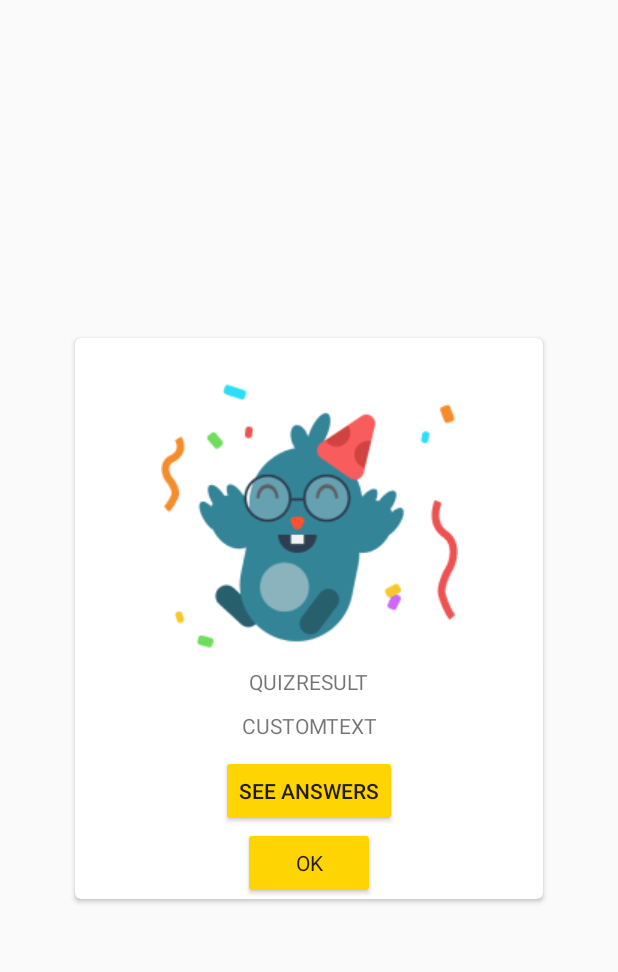
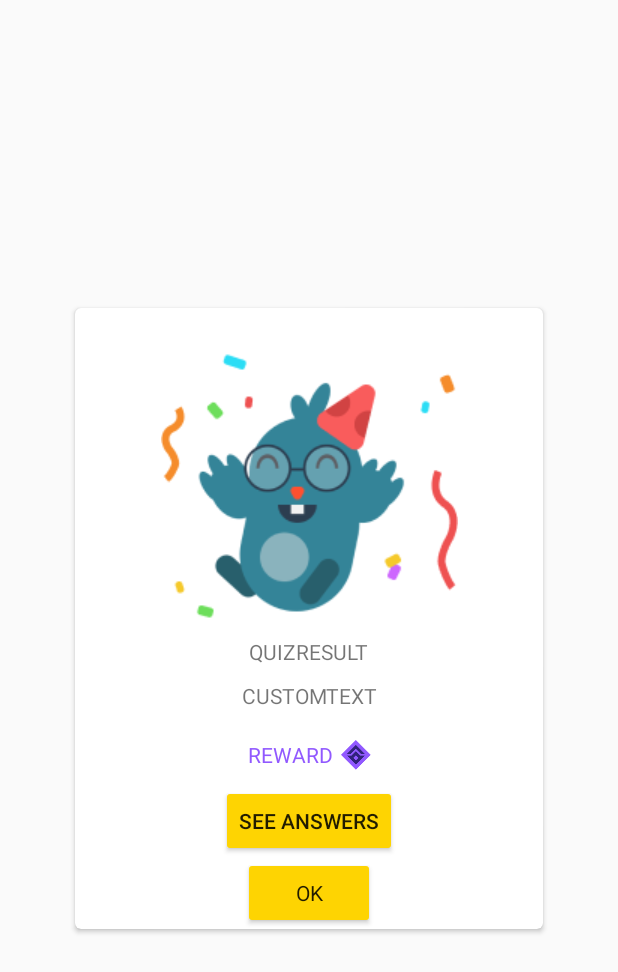
Before and after one commit to codybloemhard/uu-uce, an Android app: the layout quiz_complete_popup.xml on its own in the app's theme, with its tools: preview values and no code run, on a phone screen of 412 x 824 dp. Shown: the top 972 px of the screen. Run offline under Robolectric (Android 15) with nearby library versions, the phone set to English and light mode, and no system bars; Roboto replaces fonts that are not available here.

Commit message:
Saving user points and UI changes

```diff
--- a/app/app/src/main/java/com/uu_uce/allpins/PinListAdapter.kt
+++ b/app/app/src/main/java/com/uu_uce/allpins/PinListAdapter.kt
@@ -11,9 +11,9 @@ import androidx.lifecycle.ViewModelProvider
 import androidx.lifecycle.ViewModelStoreOwner
 import androidx.recyclerview.widget.RecyclerView
 import com.uu_uce.R
-import com.uu_uce.pinDatabase.PinConversion
-import com.uu_uce.pinDatabase.PinData
-import com.uu_uce.pinDatabase.PinViewModel
+import com.uu_uce.databases.PinConversion
+import com.uu_uce.databases.PinData
+import com.uu_uce.databases.PinViewModel
 
 class PinListAdapter internal constructor(
     private val activity: Activity
--- a/app/app/src/main/java/com/uu_uce/pinDatabase/PinConversion.kt
+++ b/app/app/src/main/java/com/uu_uce/databases/PinConversion.kt
@@ -1,4 +1,4 @@
-package com.uu_uce.pinDatabase
+package com.uu_uce.databases
 
 import android.content.Context
 import android.graphics.drawable.Drawable
--- a/app/app/src/main/java/com/uu_uce/pinDatabase/PinDao.kt
+++ b/app/app/src/main/java/com/uu_uce/databases/PinDao.kt
@@ -1,4 +1,4 @@
-package com.uu_uce.pinDatabase
+package com.uu_uce.databases
 
 import androidx.lifecycle.LiveData
 import androidx.room.Dao
--- a/app/app/src/main/java/com/uu_uce/pinDatabase/PinData.kt
+++ b/app/app/src/main/java/com/uu_uce/databases/PinData.kt
@@ -1,4 +1,4 @@
-package com.uu_uce.pinDatabase
+package com.uu_uce.databases
 
 import androidx.room.Entity
 import androidx.room.PrimaryKey
--- a/app/app/src/main/java/com/uu_uce/pinDatabase/PinRepository.kt
+++ b/app/app/src/main/java/com/uu_uce/databases/PinRepository.kt
@@ -1,4 +1,4 @@
-package com.uu_uce.pinDatabase
+package com.uu_uce.databases
 
 import androidx.lifecycle.LiveData
 
--- a/app/app/src/main/java/com/uu_uce/pinDatabase/PinViewModel.kt
+++ b/app/app/src/main/java/com/uu_uce/databases/PinViewModel.kt
@@ -1,4 +1,4 @@
-package com.uu_uce.pinDatabase
+package com.uu_uce.databases
 
 import android.app.Application
 import androidx.lifecycle.AndroidViewModel
--- a/app/app/src/main/java/com/uu_uce/pinDatabase/UceRoomDatabase.kt
+++ b/app/app/src/main/java/com/uu_uce/databases/UceRoomDatabase.kt
@@ -1,4 +1,4 @@
-package com.uu_uce.pinDatabase
+package com.uu_uce.databases
 
 import android.content.Context
 import androidx.room.Database
@@ -23,7 +23,7 @@ abstract class UceRoomDatabase : RoomDatabase() {
             super.onOpen(db)
             INSTANCE?.let { database ->
                 scope.launch(Dispatchers.IO) {
-                    populatePinTable(database.pinDao())
+                    populatePinTable(database.pinDao()) // TODO: remove when database is fully implemented
                     //populateFieldbook(database.fieldbookDao())
                 }
             }
--- a/app/app/src/main/java/com/uu_uce/fieldbook/FieldbookAdapter.kt
+++ b/app/app/src/main/java/com/uu_uce/fieldbook/FieldbookAdapter.kt
@@ -99,7 +99,7 @@ class FieldbookAdapter(val activity: Activity, private val viewModel: FieldbookV
 
                     // Fill layout of popup
                     for(i in 0 until content.contentBlocks.count()) {
-                        content.contentBlocks[i].generateContent(i, layout, activity, null)
+                        content.contentBlocks[i].generateContent(i, layout, activity, customView, null)
                     }
 
                     // Open popup
--- a/app/app/src/main/java/com/uu_uce/fieldbook/FieldbookViewModel.kt
+++ b/app/app/src/main/java/com/uu_uce/fieldbook/FieldbookViewModel.kt
@@ -4,7 +4,7 @@ import android.app.Application
 import androidx.lifecycle.AndroidViewModel
 import androidx.lifecycle.LiveData
 import androidx.lifecycle.viewModelScope
-import com.uu_uce.pinDatabase.UceRoomDatabase
+import com.uu_uce.databases.UceRoomDatabase
 import kotlinx.coroutines.launch
 
 class FieldbookViewModel(application: Application): AndroidViewModel(application) {
--- a/app/app/src/main/java/com/uu_uce/views/CustomMap.kt
+++ b/app/app/src/main/java/com/uu_uce/views/CustomMap.kt
@@ -18,9 +18,9 @@ import androidx.lifecycle.LiveData
 import androidx.lifecycle.Observer
 import com.uu_uce.AllPins
 import com.uu_uce.R
-import com.uu_uce.pinDatabase.PinConversion
-import com.uu_uce.pinDatabase.PinData
-import com.uu_uce.pinDatabase.PinViewModel
+import com.uu_uce.databases.PinConversion
+import com.uu_uce.databases.PinData
+import com.uu_uce.databases.PinViewModel
 import com.uu_uce.FieldBook
 import com.uu_uce.mapOverlay.coordToScreen
 import com.uu_uce.mapOverlay.drawDeviceLocation
--- a/app/app/src/main/res/layout/quiz_complete_popup.xml
+++ b/app/app/src/main/res/layout/quiz_complete_popup.xml
@@ -57,6 +57,34 @@
                 app:layout_constraintStart_toStartOf="parent"
                 app:layout_constraintTop_toBottomOf="@+id/quiz_result_text" />
 
+            <LinearLayout
+                android:id="@+id/linearLayout"
+                android:layout_width="wrap_content"
+                android:layout_height="20dp"
+                android:layout_marginTop="20dp"
+                app:layout_constraintEnd_toEndOf="parent"
+                app:layout_constraintStart_toStartOf="parent"
+                app:layout_constraintTop_toBottomOf="@+id/complete_text">
+
+                <TextView
+                    android:id="@+id/reward_text"
+                    android:layout_width="0dp"
+                    android:layout_height="match_parent"
+                    android:layout_weight="1"
+                    android:gravity="center"
+                    android:text="@string/reward_text_placeholder"
+                    android:textColor="#9159FF" />
+
+                <ImageView
+                    android:id="@+id/imageView2"
+                    android:layout_width="20dp"
+                    android:layout_height="20dp"
+                    android:layout_marginStart="5dp"
+                    android:contentDescription="@string/points_logo_description"
+                    app:srcCompat="@drawable/points_icon" />
+
+            </LinearLayout>
+
             <Button
                 android:id="@+id/reopen_button"
                 android:layout_width="wrap_content"
@@ -66,7 +94,7 @@
                 android:text="@string/reopen_button_success"
                 app:layout_constraintEnd_toEndOf="parent"
                 app:layout_constraintStart_toStartOf="parent"
-                app:layout_constraintTop_toBottomOf="@id/complete_text" />
+                app:layout_constraintTop_toBottomOf="@+id/linearLayout" />
 
             <Button
                 android:id="@+id/close_button"
--- a/app/app/src/main/res/values/strings.xml
+++ b/app/app/src/main/res/values/strings.xml
@@ -30,4 +30,7 @@
     <string name="quiz_success_body">Congratulations! You completed the "%1$s" quiz with %2$d out of %3$d points.</string>
     <string name="quiz_fail_head">Quiz failed!</string>
     <string name="quiz_fail_body">Oh no… You did not get enough points to complete this quiz. Don\'t worry though, you can try again at any time.</string>
+    <string name="reward_text_placeholder">REWARD</string>
+    <string name="reward_string">+%1$d</string>
+    <string name="points_logo_description">Logo for points</string>
 </resources>
```
Also changed, not shown: app/app/src/main/java/com/uu_uce/AllPins.kt (+3 -5 lines), app/app/src/main/java/com/uu_uce/GeoMap.kt (+9 -1 lines), app/app/src/main/java/com/uu_uce/pins/Pin.kt (+22 -8 lines), app/app/src/main/java/com/uu_uce/pins/PinContent.kt (+17 -10 lines), app/app/src/main/res/drawable-mdpi/points_icon.png (renamed from app/app/src/main/res/drawable-mdpi/geo_points_icon.png).
